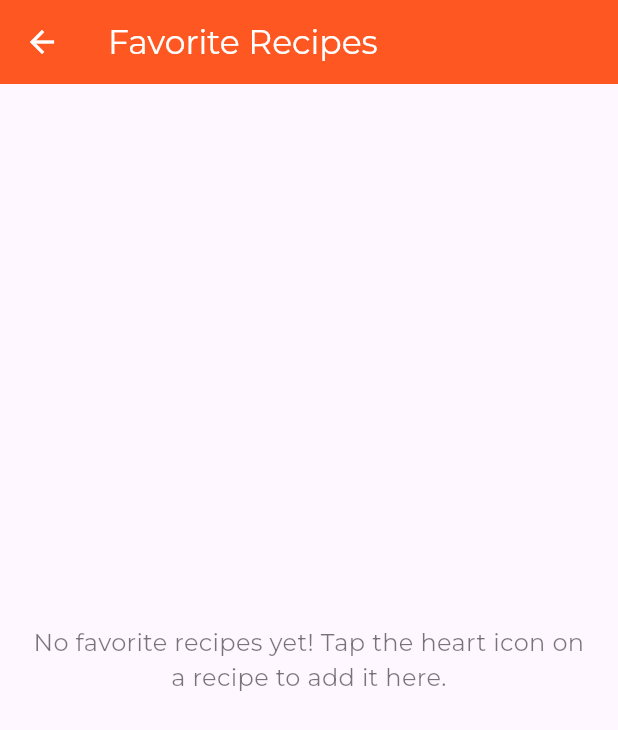
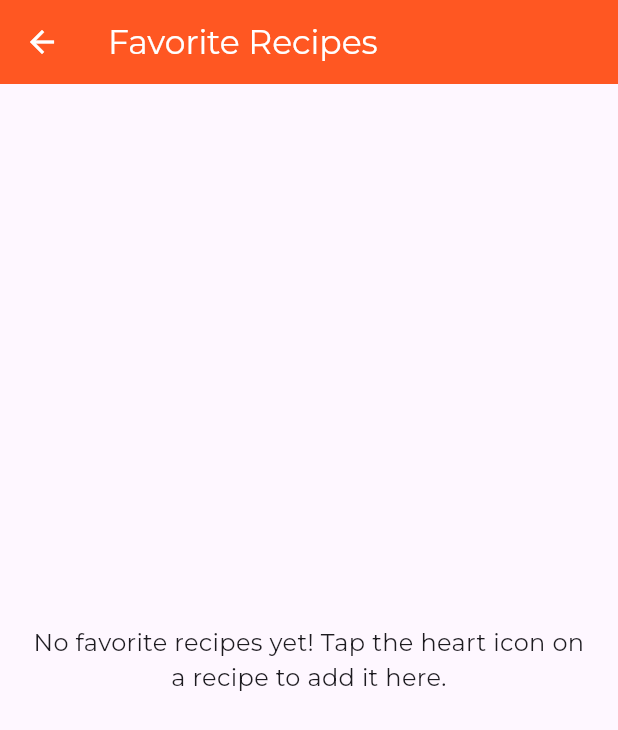
Before and after one commit to camy0330/Dappr, a Flutter app: the FavouritePage screen opened directly, on a phone screen of 412 x 824 dp. Shown: the top 730 px of the screen. Run offline on Flutter 3.47's test engine with Material 3 defaults, Android fonts, the phone set to English and light mode, and no system bars; our stand-ins replace audioplayers, logger, lottie, shared_preferences, table_calendar; accounts and stored records are empty.

Commit message:
Update favourite_page.dart

```diff
--- a/lib/pages/favourite_page.dart
+++ b/lib/pages/favourite_page.dart
@@ -38,13 +38,16 @@ class FavouritePage extends StatelessWidget {
                   textAlign: TextAlign.center,
                   style: TextStyle(
                     fontSize: 16,
-                    // CORRECTED: Using normalized .a, .r, .g, .b and converting to int
                     color: Theme.of(context).textTheme.bodyMedium?.color != null
                         ? Color.fromARGB(
-                            (Theme.of(context).textTheme.bodyMedium!.color!.a * 0.6 * 255.0).round().clamp(0, 255), // New alpha with clamp
-                            (Theme.of(context).textTheme.bodyMedium!.color!.r * 255.0).round().clamp(0, 255), // Original red
-                            (Theme.of(context).textTheme.bodyMedium!.color!.g * 255.0).round().clamp(0, 255), // Original green
-                            (Theme.of(context).textTheme.bodyMedium!.color!.b * 255.0).round().clamp(0, 255), // Original blue
+                            // Corrected: Use .a for alpha, multiply by 255.0, round, and bitwise AND 0xff
+                            (Theme.of(context).textTheme.bodyMedium!.color!.a * 255.0).round().clamp(0, 255),
+                            // Corrected: Use .r for red, multiply by 255.0, round, and bitwise AND 0xff
+                            (Theme.of(context).textTheme.bodyMedium!.color!.r * 255.0).round().clamp(0, 255),
+                            // Corrected: Use .g for green, multiply by 255.0, round, and bitwise AND 0xff
+                            (Theme.of(context).textTheme.bodyMedium!.color!.g * 255.0).round().clamp(0, 255),
+                            // Corrected: Use .b for blue, multiply by 255.0, round, and bitwise AND 0xff
+                            (Theme.of(context).textTheme.bodyMedium!.color!.b * 255.0).round().clamp(0, 255),
                           )
                         : Colors.grey, // Fallback if bodyMedium color is null
                     fontFamily: 'Montserrat',
@@ -55,11 +58,11 @@ class FavouritePage extends StatelessWidget {
           } else {
             return GridView.builder(
               padding: const EdgeInsets.all(16.0),
-              gridDelegate: const SliverGridDelegateWithFixedCrossAxisCount(
-                crossAxisCount: 2, // 2 items per row
+              gridDelegate: const SliverGridDelegateWithMaxCrossAxisExtent(
+                maxCrossAxisExtent: 250.0, // Maximum width for each item
                 crossAxisSpacing: 16.0, // Horizontal spacing
                 mainAxisSpacing: 16.0, // Vertical spacing
-                childAspectRatio: 0.65, // Adjusted for better fit
+                childAspectRatio: 0.65, // Aspect ratio of each item (width / height)
               ),
               itemCount: favoriteRecipes.length,
               itemBuilder: (context, index) {
```
